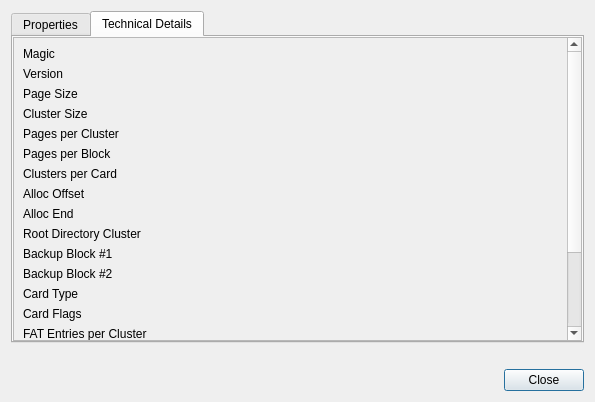
The window that src/OplPcTools/UI/VmcPropertiesDialog.ui (brainstream/OPL-PC-Tools) describes before a commit, drawn with Qt 5.
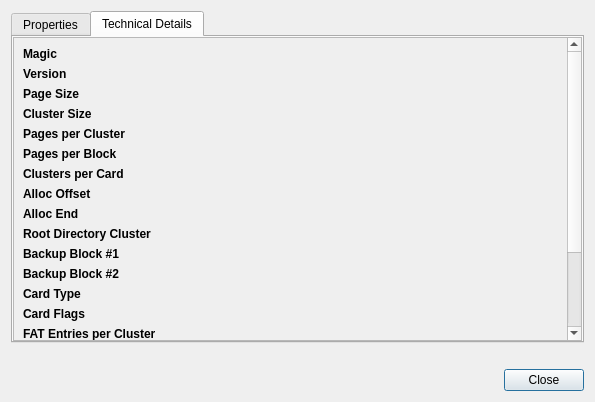
The same window after the commit. The open tabs and pages were chosen to show the change.

```diff
--- a/src/OplPcTools/UI/VmcPropertiesDialog.ui
+++ b/src/OplPcTools/UI/VmcPropertiesDialog.ui
@@ -258,7 +258,7 @@
             <widget class="QLabel" name="mp_label_magic">
              <property name="font">
               <font>
-               <fontweight>DemiBold</fontweight>
+               <bold>true</bold>
               </font>
              </property>
              <property name="text">
@@ -289,7 +289,7 @@
             <widget class="QLabel" name="mp_label_version">
              <property name="font">
               <font>
-               <fontweight>DemiBold</fontweight>
+               <bold>true</bold>
               </font>
              </property>
              <property name="text">
@@ -320,7 +320,7 @@
             <widget class="QLabel" name="mp_label_pagesize">
              <property name="font">
               <font>
-               <fontweight>DemiBold</fontweight>
+               <bold>true</bold>
               </font>
              </property>
              <property name="text">
@@ -351,7 +351,7 @@
             <widget class="QLabel" name="mp_label_cluster_size_2">
              <property name="font">
               <font>
-               <fontweight>DemiBold</fontweight>
+               <bold>true</bold>
               </font>
              </property>
              <property name="text">
@@ -382,7 +382,7 @@
             <widget class="QLabel" name="mp_label_pages_per_cluster">
              <property name="font">
               <font>
-               <fontweight>DemiBold</fontweight>
+               <bold>true</bold>
               </font>
              </property>
              <property name="text">
@@ -413,7 +413,7 @@
             <widget class="QLabel" name="mp_label_pages_per_block">
              <property name="font">
               <font>
-               <fontweight>DemiBold</fontweight>
+               <bold>true</bold>
               </font>
              </property>
              <property name="text">
@@ -444,7 +444,7 @@
             <widget class="QLabel" name="mp_label_cluster_size">
              <property name="font">
               <font>
-               <fontweight>DemiBold</fontweight>
+               <bold>true</bold>
               </font>
              </property>
              <property name="text">
@@ -475,7 +475,7 @@
             <widget class="QLabel" name="mp_label_alloc_offset">
              <property name="font">
               <font>
-               <fontweight>DemiBold</fontweight>
+               <bold>true</bold>
               </font>
              </property>
              <property name="text">
@@ -500,7 +500,7 @@
             <widget class="QLabel" name="mp_label_alloc_end">
              <property name="font">
               <font>
-               <fontweight>DemiBold</fontweight>
+               <bold>true</bold>
               </font>
              </property>
              <property name="text">
@@ -525,7 +525,7 @@
             <widget class="QLabel" name="mp_label_root_dir_cluster">
              <property name="font">
               <font>
-               <fontweight>DemiBold</fontweight>
+               <bold>true</bold>
               </font>
              </property>
              <property name="text">
@@ -556,7 +556,7 @@
             <widget class="QLabel" name="mp_label_backup_block1">
              <property name="font">
               <font>
-               <fontweight>DemiBold</fontweight>
+               <bold>true</bold>
               </font>
              </property>
              <property name="text">
@@ -587,7 +587,7 @@
             <widget class="QLabel" name="mp_label_backup_block2">
              <property name="font">
               <font>
-               <fontweight>DemiBold</fontweight>
+               <bold>true</bold>
               </font>
              </property>
              <property name="text">
@@ -618,7 +618,7 @@
             <widget class="QLabel" name="mp_label_card_type">
              <property name="font">
               <font>
-               <fontweight>DemiBold</fontweight>
+               <bold>true</bold>
               </font>
              </property>
              <property name="text">
@@ -649,7 +649,7 @@
             <widget class="QLabel" name="mp_label_card_flags">
              <property name="font">
               <font>
-               <fontweight>DemiBold</fontweight>
+               <bold>true</bold>
               </font>
              </property>
              <property name="text">
@@ -680,7 +680,7 @@
             <widget class="QLabel" name="mp_label_fat_entries_per_cluster">
              <property name="font">
               <font>
-               <fontweight>DemiBold</fontweight>
+               <bold>true</bold>
               </font>
              </property>
              <property name="text">
```
Left out of the diff: 22 changed lines with no effect on the pictures.
